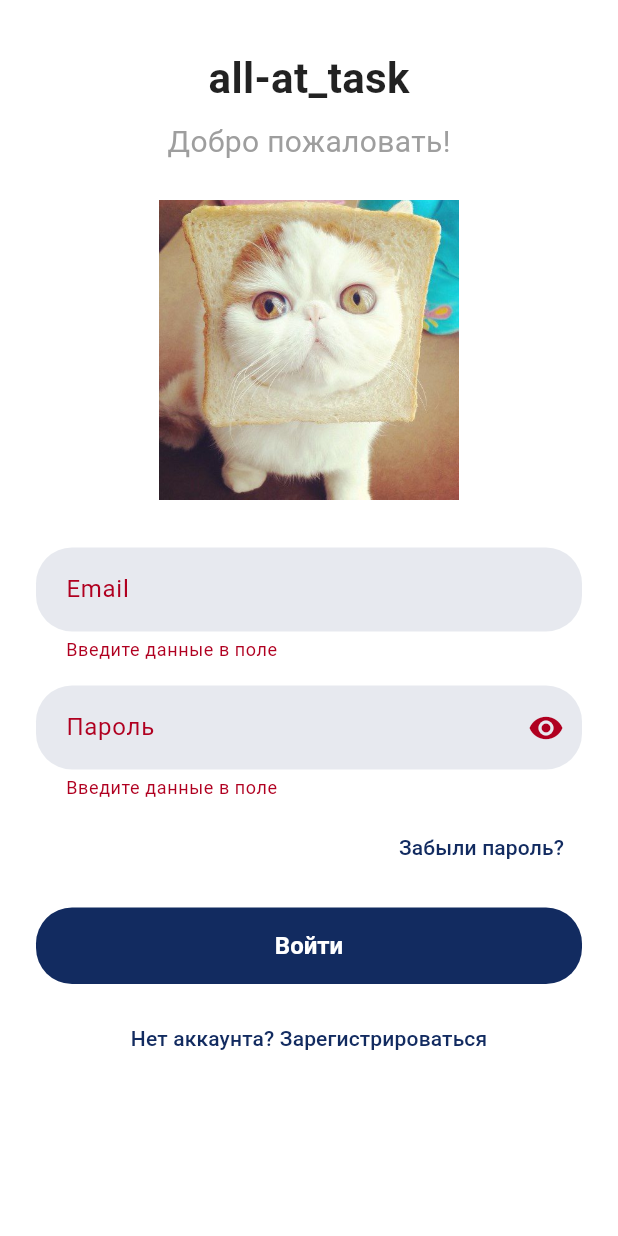
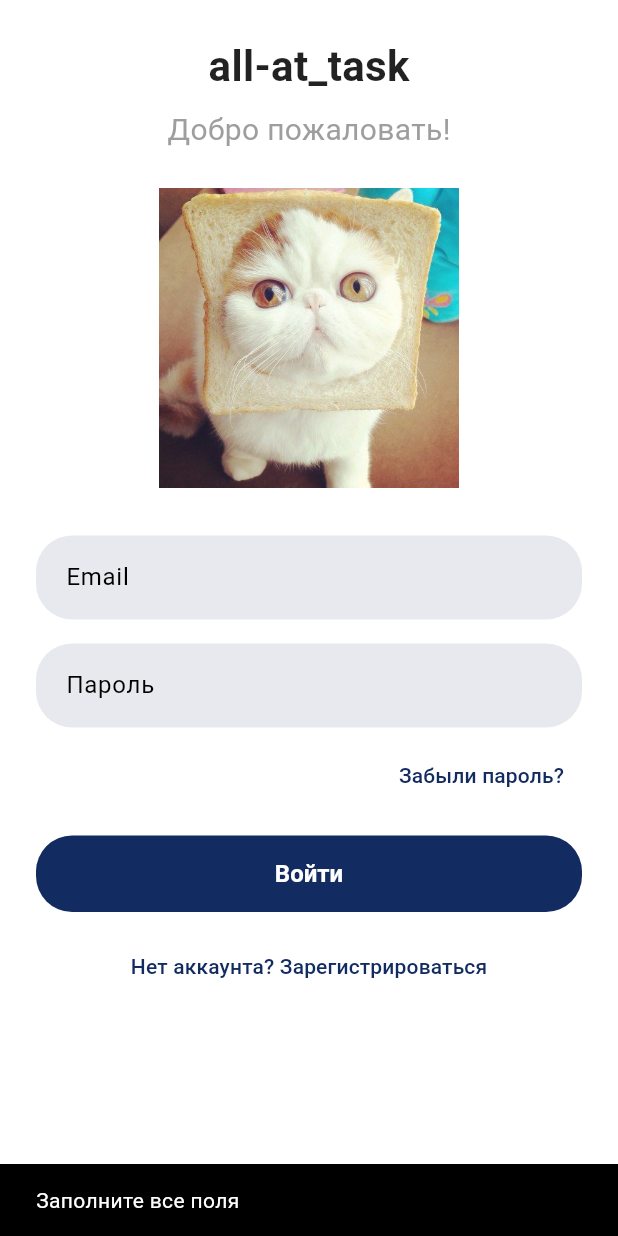
Before and after one commit to Android225/all_at_task_app, a Flutter app: the screen it shows after launch, after a tap on "Войти", on a phone screen of 412 x 824 dp. Run offline on Flutter 3.47's test engine with Material 3 defaults, Android fonts, the phone set to English and light mode, and no system bars; our stand-ins replace bloc, cloud_firestore, firebase_auth, firebase_core, flutter_bloc, get_it; accounts and stored records are empty.

Commit message:
w3 login перестали писаться в бд при регистрации и вход странно работает

```diff
--- a/lib/main.dart
+++ b/lib/main.dart
@@ -10,14 +10,12 @@
 import 'firebase_options.dart';
 
 void main() async {
-  WidgetsFlutterBinding.ensureInitialized();  // Убедитесь, что все инициализируется
-  await setupServiceLocator();  // Регистрация всех зависимостей
-  await Firebase.initializeApp(options: DefaultFirebaseOptions.currentPlatform);  // Инициализация Firebase
+  WidgetsFlutterBinding.ensureInitialized();
+  await setupServiceLocator();
+  await Firebase.initializeApp(options: DefaultFirebaseOptions.currentPlatform);
 
-  // Инициализация репозитория аутентификации
   final authRepository = AuthRepository();
 
-  // Запуск приложения с переданным репозиторием
   runApp(MyApp(authRepository: authRepository));
 }
 
@@ -29,13 +27,13 @@
   @override
   Widget build(BuildContext context) {
     return BlocProvider(
-      create: (_) => AuthBloc(authRepository),
+      create: (_) => AuthBloc(),
       child: MaterialApp(
         title: 'All At Task',
-        navigatorKey: getIt<AppRouter>().navigatorKey,  // Используем AppRouter из GetIt
+        navigatorKey: getIt<AppRouter>().navigatorKey,
         debugShowCheckedModeBanner: false,
-        theme: AppTheme.lightTheme,  // Тема приложения
-        home: const LoginScreen(),  // Экран логина по умолчанию
+        theme: AppTheme.lightTheme,
+        home: LoginScreen(),
       ),
     );
   }
--- a/lib/presentation/bloc/auth/auth_event.dart
+++ b/lib/presentation/bloc/auth/auth_event.dart
@@ -1,3 +1,6 @@
+import 'package:meta/meta.dart';
+
+@immutable
 abstract class AuthEvent {}
 
 class SignUpRequested extends AuthEvent {
@@ -14,5 +17,3 @@ class LogInRequested extends AuthEvent {
 
   LogInRequested(this.email, this.password);
 }
-
-class LogOutRequested extends AuthEvent {}
--- a/lib/presentation/bloc/auth/auth_state.dart
+++ b/lib/presentation/bloc/auth/auth_state.dart
@@ -1,19 +1,21 @@
-import 'package:all_at_task/data/models/user_model.dart';
+import 'package:firebase_auth/firebase_auth.dart';
+import 'package:meta/meta.dart';
 
+@immutable
 abstract class AuthState {}
 
 class AuthInitial extends AuthState {}
 
 class AuthLoading extends AuthState {}
 
-class Authenticated extends AuthState {
-  final UserModel user;
+class AuthSuccess extends AuthState {
+  final User? user;
 
-  Authenticated(this.user);
+  AuthSuccess(this.user);
 }
 
-class AuthError extends AuthState {
+class AuthFailure extends AuthState {
   final String message;
 
-  AuthError(this.message);
+  AuthFailure(this.message);
 }
--- a/lib/presentation/screens/auth/login_screen.dart
+++ b/lib/presentation/screens/auth/login_screen.dart
@@ -1,53 +1,25 @@
 import 'package:all_at_task/data/services/service_locator.dart';
+import 'package:all_at_task/presentation/bloc/auth/auth_state.dart';
 import 'package:all_at_task/presentation/screens/auth/signup_screen.dart';
 import 'package:all_at_task/router/app_router.dart';
 import 'package:flutter/material.dart';
+import 'package:flutter_bloc/flutter_bloc.dart';
+import 'package:all_at_task/presentation/bloc/auth/auth_bloc.dart';
+import 'package:all_at_task/presentation/bloc/auth/auth_event.dart';
 import 'package:all_at_task/config/theme/app_theme.dart';
 
-class LoginScreen extends StatefulWidget {
-  const LoginScreen({super.key});
+class LoginScreen extends StatelessWidget {
+  final _emailController = TextEditingController();
+  final _passwordController = TextEditingController();
 
-  @override
-  State<LoginScreen> createState() => _LoginScreenState();
-}
-
-class _LoginScreenState extends State<LoginScreen> {
-  final TextEditingController _emailController = TextEditingController();
-  final TextEditingController _passwordController = TextEditingController();
-  bool _obscurePassword = true;
-
-  String? _emailError;
-  String? _passwordError;
-
-  @override
-  void dispose() {
-    _emailController.dispose();
-    _passwordController.dispose();
-    super.dispose();
-  }
-
-  void _login() {
-    setState(() {
-      _emailError = _emailController.text.isEmpty ? 'Введите данные в поле' : null;
-      _passwordError = _passwordController.text.isEmpty ? 'Введите данные в поле' : null;
-    });
-
-    if (_emailError == null && _passwordError == null) {
-      final email = _emailController.text;
-      final password = _passwordController.text;
-      print('Email: $email, Password: $password');
-      // TODO: Реализация входа
-    }
-  }
+  LoginScreen({super.key});
 
   @override
   Widget build(BuildContext context) {
-    final theme = Theme.of(context);
-
     return Scaffold(
       body: SafeArea(
         child: SingleChildScrollView(
-          padding: const EdgeInsets.symmetric(horizontal: 24, vertical: 32),
+          padding: const EdgeInsets.all(24),
           child: Column(
             crossAxisAlignment: CrossAxisAlignment.center,
             children: [
@@ -61,74 +33,76 @@ class _LoginScreenState extends State<LoginScreen> {
                 style: TextStyle(fontSize: 20, color: Colors.grey),
               ),
               const SizedBox(height: 24),
-              // 👉 Вот здесь картинка
-              Image.asset(
-                'assets/images/cat1.jpg', // Путь к картинке
-                height: 200,
-              ),
+              Image.asset('assets/images/cat1.jpg', height: 200),
               const SizedBox(height: 32),
-              TextField(
+              _buildTextField(
                 controller: _emailController,
-                decoration: InputDecoration(
-                  labelText: 'Email',
-                  errorText: _emailError,
-                ),
+                label: 'Email',
+                keyboardType: TextInputType.emailAddress,
               ),
               const SizedBox(height: 16),
-              TextField(
+              _buildTextField(
                 controller: _passwordController,
-                obscureText: _obscurePassword,
-                decoration: InputDecoration(
-                  labelText: 'Пароль',
-                  errorText: _passwordError,
-                  suffixIcon: IconButton(
-                    icon: Icon(_obscurePassword ? Icons.visibility : Icons.visibility_off),
-                    onPressed: () {
-                      setState(() {
-                        _obscurePassword = !_obscurePassword;
-                      });
-                    },
-                  ),
-                ),
+                label: 'Пароль',
+                obscureText: true,
               ),
-              // Уменьшил отступ до "Забыли пароль?"
               const SizedBox(height: 8),
-              // Текст "Забыли пароль?" перед кнопкой
               Align(
                 alignment: Alignment.centerRight,
                 child: TextButton(
                   onPressed: () {
-                    // Реализовать переход на экран восстановления пароля
-                    // TODO: Переход к экрану восстановления пароля
+                    // TODO: Реализовать восстановление пароля
                   },
                   child: Text(
                     'Забыли пароль?',
-                    style: TextStyle(
-                      color: theme.colorScheme.primary, // Используем цвет из схемы приложения
-                    ),
+                    style: TextStyle(color: Theme.of(context).colorScheme.primary),
                   ),
                 ),
               ),
-              // Уменьшил отступ между "Забыли пароль?" и кнопкой "Войти"
               const SizedBox(height: 16),
-              ElevatedButton(
-                onPressed: _login,
-                style: ElevatedButton.styleFrom(
-                  minimumSize: const Size(double.infinity, 48), // Размер кнопки (ширина 100%, высота 48)
-                  padding: const EdgeInsets.symmetric(vertical: 16),
-                  shape: RoundedRectangleBorder(
-                    borderRadius: BorderRadius.circular(24),
-                  ),
-                  backgroundColor: theme.primaryColor, // Цвет фона кнопки
-                  foregroundColor: Colors.white, // Цвет текста кнопки
-                ),
-                child: const Text('Войти'),
+              BlocBuilder<AuthBloc, AuthState>(
+                builder: (context, state) {
+                  if (state is AuthLoading) {
+                    return const CircularProgressIndicator();
+                  }
+
+                  if (state is AuthFailure) {
+                    return Padding(
+                      padding: const EdgeInsets.only(bottom: 16),
+                      child: Text(
+                        state.message,
+                        style: const TextStyle(color: Colors.red),
+                      ),
+                    );
+                  }
+
+                  return ElevatedButton(
+                    onPressed: () {
+                      final email = _emailController.text.trim();
+                      final password = _passwordController.text.trim();
+
+                      if (email.isNotEmpty && password.isNotEmpty) {
+                        context.read<AuthBloc>().add(LogInRequested(email, password));
+                      } else {
+                        ScaffoldMessenger.of(context).showSnackBar(
+                          const SnackBar(content: Text('Заполните все поля')),
+                        );
+                      }
+                    },
+                    style: ElevatedButton.styleFrom(
+                      minimumSize: const Size(double.infinity, 48),
+                      padding: const EdgeInsets.symmetric(vertical: 16),
+                      shape: RoundedRectangleBorder(borderRadius: BorderRadius.circular(24)),
+                      backgroundColor: Theme.of(context).primaryColor,
+                      foregroundColor: Colors.white,
+                    ),
+                    child: const Text('Войти'),
+                  );
+                },
               ),
               const SizedBox(height: 12),
               TextButton(
-                onPressed: () {
-                  getIt<AppRouter>().push(const SignUpScreen());
-                },
+                onPressed: () => getIt<AppRouter>().push(const SignUpScreen()),
                 child: const Text('Нет аккаунта? Зарегистрироваться'),
               ),
             ],
@@ -137,4 +111,21 @@ class _LoginScreenState extends State<LoginScreen> {
       ),
     );
   }
+
+  Widget _buildTextField({
+    required TextEditingController controller,
+    required String label,
+    bool obscureText = false,
+    TextInputType keyboardType = TextInputType.text,
+  }) {
+    return TextField(
+      controller: controller,
+      decoration: InputDecoration(
+        labelText: label,
+        border: const OutlineInputBorder(),
+      ),
+      obscureText: obscureText,
+      keyboardType: keyboardType,
+    );
+  }
 }
--- a/pubspec.yaml
+++ b/pubspec.yaml
@@ -37,6 +37,7 @@ dependencies:
   cupertino_icons: ^1.0.8
   firebase_auth: ^5.4.1
   firebase_core: ^3.10.1
+  firebase_app_check: ^0.3.2+5
   cloud_firestore: ^5.6.2
   get_it: ^8.0.3
   flutter_bloc: ^9.0.0
```
Also changed, not shown: lib/presentation/bloc/auth/auth_bloc.dart (+19 -18 lines), lib/presentation/screens/auth/signup_screen.dart (+12 -30 lines), pubspec.lock.
